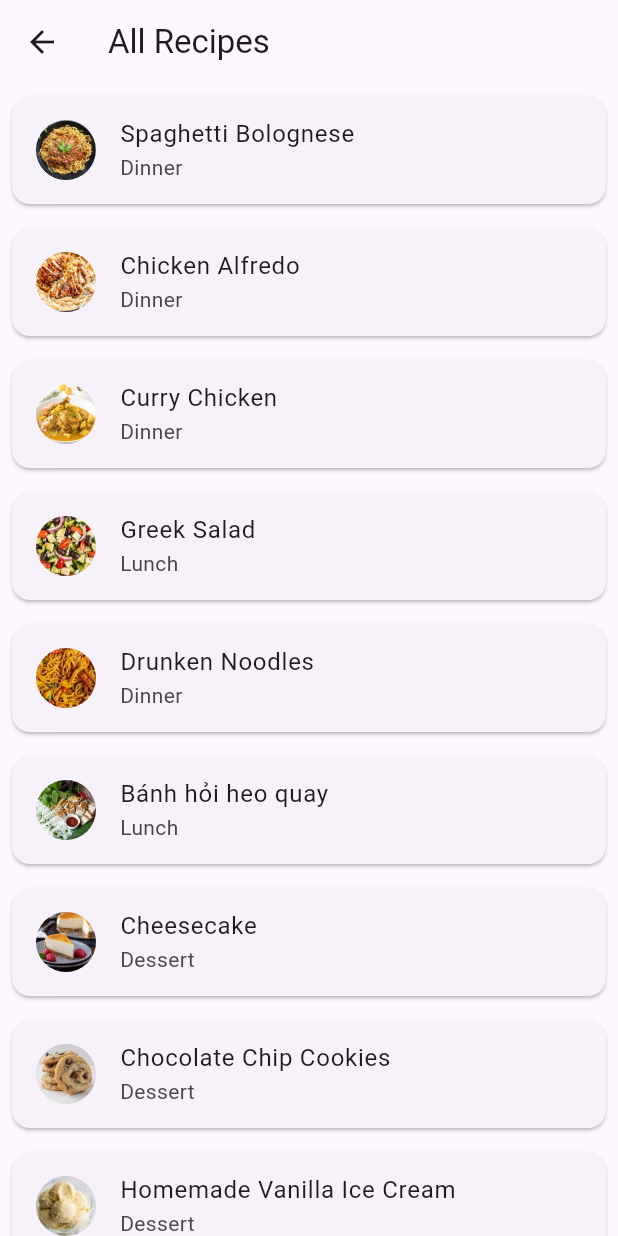
After one commit to NolanAHinshaw/MAD-P1, a Flutter app: the AllRecipesPage screen opened directly, on a phone screen of 412 x 824 dp. The commit adds this screen. Run offline on Flutter 3.47's test engine with Material 3 defaults, Android fonts, the phone set to English and light mode, and no system bars; our stand-ins replace shared_preferences, table_calendar; accounts and stored records are empty.

Commit message:
adding all recipes page & navigation

```diff
--- a/lib/main.dart
+++ b/lib/main.dart
@@ -1,6 +1,6 @@
 import 'package:flutter/material.dart';
 import 'package:mealplannerapp/pages/landing_page.dart';
-import 'package:mealplannerapp/pages/mealplanner.dart';
+import 'package:mealplannerapp/pages/meal_planner.dart';
 import 'package:mealplannerapp/pages/signup.dart';
 import 'package:mealplannerapp/pages/login.dart';
 import 'package:mealplannerapp/pages/homepage.dart';
@@ -29,7 +29,7 @@ class MyApp extends StatelessWidget {
                       firstName: '',
                     );
                   case '/homepage':
-                    return const HomePage(
+                    return HomePage(
                       firstName: '',
                     );
                   case '/meal-planner':
--- a/lib/models/recipes.dart
+++ b/lib/models/recipes.dart
@@ -5,6 +5,7 @@ class Recipe {
   final String title;
   final String description;
   final String image;
+  final String category;
   final List<String> ingredients;
   final MealTime mealTime;
 
@@ -13,11 +14,12 @@ class Recipe {
     required this.title,
     required this.description,
     required this.image,
+    required this.category,
     required this.ingredients,
     required this.mealTime,
   });
+}
 
-}
 List<Recipe> recipes = [
   Recipe(
       id: 1,
@@ -25,6 +27,7 @@ List<Recipe> recipes = [
       description:
           'Spaghetti bolognese consists of spaghetti (long strings of pasta) with an Italian ragù (meat sauce) made with minced beef, bacon and tomatoes, served with Parmesan cheese. Spaghetti bolognese is one of the most popular pasta dishes eaten outside of Italy.',
       image: 'spaghetti.jpg',
+      category: 'Dinner',
       ingredients: [
         '300g spaghetti',
         '1 tablespoon olive oil',
@@ -37,13 +40,15 @@ List<Recipe> recipes = [
         '1 teaspoon dried basil',
         'Salt and pepper to taste',
         'Grated Parmesan cheese for serving'
-      ], mealTime: MealTime.dinner),
+      ],
+      mealTime: MealTime.dinner),
   Recipe(
       id: 2,
       title: 'Chicken Alfredo',
       description:
           'Chicken Alfredo is a classic Italian-American dish that combines tender pieces of chicken with a rich and creamy Alfredo sauce, all served over a bed of pasta.',
       image: 'chicken_alfredo.jpg',
+      category: 'Dinner',
       ingredients: [
         '8 oz fettuccine pasta',
         '1 lb boneless skinless chicken breasts',
@@ -53,13 +58,15 @@ List<Recipe> recipes = [
         '1 cup heavy cream',
         '1 cup grated Parmesan cheese',
         '1/4 cup chopped fresh parsley',
-      ], mealTime: MealTime.dinner),
+      ],
+      mealTime: MealTime.dinner),
   Recipe(
       id: 3,
       title: 'Curry Chicken',
       description:
           'Curry chicken, originating from the Indian subcontinent but now beloved worldwide, especially in Southeast Asia and the Caribbean, typically consists of chicken pieces cooked in a rich, spiced gravy made with a blend of various herbs and spices, offering a flavorful and aromatic experience.',
       image: 'curry_chicken.jpg',
+      category: 'Dinner',
       ingredients: [
         '2 lbs chicken pieces (bone-in for more flavor)',
         '2 tablespoons vegetable oil',
@@ -75,13 +82,15 @@ List<Recipe> recipes = [
         '1 teaspoon garam masala',
         'Salt to taste',
         'Fresh coriander leaves for garnish'
-      ], mealTime: MealTime.dinner),
+      ],
+      mealTime: MealTime.dinner),
   Recipe(
       id: 4,
       title: 'Greek Salad',
       description:
           'Greek salad, also known as Horiatiki salad, is a traditional Mediterranean dish bursting with freshness and flavor, typically consisting of crisp lettuce leaves, juicy tomatoes, cucumbers, red onions, and vibrant bell peppers, all diced or sliced into bite-sized pieces.',
       image: 'greek_salad.jpg',
+      category: 'Lunch',
       ingredients: [
         'Lettuce leaves',
         'Tomatoes',
@@ -95,13 +104,15 @@ List<Recipe> recipes = [
         'Dried oregano',
         'Salt',
         'Black pepper'
-      ], mealTime: MealTime.lunch),
+      ],
+      mealTime: MealTime.lunch),
   Recipe(
       id: 5,
       title: 'Drunken Noodles',
       description:
           'Drunken noodles, also known as Pad Kee Mao, is a popular Thai dish known for its bold flavors and spicy kick. Despite its name, the dish doesn\'t actually contain any alcohol rather the term drunken refers to the fact that it pairs well with alcoholic beverages.',
       image: 'drunken_noodles.jpg',
+      category: 'Dinner',
       ingredients: [
         'Wide rice noodles',
         'Chicken, beef, pork, shrimp, or tofu',
@@ -115,13 +126,15 @@ List<Recipe> recipes = [
         'Sugar',
         'Vegetable oil',
         'Lime wedges (for serving)'
-      ], mealTime: MealTime.dinner),
+      ],
+      mealTime: MealTime.dinner),
   Recipe(
       id: 6,
       title: 'Bánh hỏi heo quay',
       description:
           'Bánh hỏi heo quay is a Vietnamese dish featuring thin rice vermicelli noodles (bánh hỏi) served with slices of crispy roasted pork belly (heo quay). The noodles are delicate and absorbent, while the pork belly offers a satisfying crunch and rich flavor',
       image: 'bánh_hỏi_heo_quay.jpg',
+      category: 'Lunch',
       ingredients: [
         'Rice vermicelli noodles (bánh hỏi)',
         'Roasted pork belly (heo quay)',
@@ -134,7 +147,8 @@ List<Recipe> recipes = [
         'Lime',
         'Garlic',
         'Bird\'s eye chili'
-      ], mealTime: MealTime.lunch),
+      ],
+      mealTime: MealTime.lunch),
   Recipe(
       id: 7,
       title: 'Cheesecake',
@@ -143,7 +157,6 @@ List<Recipe> recipes = [
           'Cheesecake is a dessert made with a soft fresh cheese (typically cottage cheese, cream cheese, quark or ricotta), eggs, and sugar. It may have a crust or base made from crushed cookies (or digestive biscuits), graham crackers, pastry, or sometimes sponge cake.',
       image: 'dessert.jpg',
       ingredients: [
-
         '1½ cups graham cracker crumbs',
         '5 tablespoons unsalted butter, melted',
         '2 tablespoons sugar',
@@ -157,7 +170,8 @@ List<Recipe> recipes = [
         '¼ teaspoon salt',
         '6 large eggs',
         '½ cup sour cream',
-      ], mealTime: MealTime.lunch),
+      ],
+      mealTime: MealTime.lunch),
   Recipe(
       id: 8,
       title: 'Chocolate Chip Cookies',
@@ -166,7 +180,6 @@ List<Recipe> recipes = [
           'These classic chocolate chip cookies boast a perfect balance of crisp edges and chewy centers, with pockets of melted chocolate in every bite. Baked to golden perfection, they offer a nostalgic taste of home that\'s impossible to resist.',
       image: 'cookie.jpg',
       ingredients: [
-
         '1 cup (2 sticks) unsalted butter, softened',
         '1 cup granulated sugar',
         '1 cup packed light brown sugar',
@@ -180,7 +193,8 @@ List<Recipe> recipes = [
         '¼ teaspoon salt',
         '6 large eggs',
         '½ cup sour cream',
-      ], mealTime: MealTime.lunch),
+      ],
+      mealTime: MealTime.lunch),
   Recipe(
       id: 9,
       title: 'Homemade Vanilla Ice Cream',
@@ -189,13 +203,13 @@ List<Recipe> recipes = [
           'This creamy and indulgent vanilla ice cream is made from scratch with just a few simple ingredients.',
       image: 'ice_cream.jpg',
       ingredients: [
-
         '2 cups heavy cream',
         '1 cup whole milk',
         '3/4 cup granulated sugar',
         'Pinch of salt',
         '2 teaspoons pure vanilla extract',
-      ], mealTime: MealTime.dinner),
+      ],
+      mealTime: MealTime.dinner),
   Recipe(
       id: 10,
       title: 'Apple Pie',
@@ -204,7 +218,6 @@ List<Recipe> recipes = [
           'Savor the flavors of fall with this comforting apple pie featuring a flaky pastry crust and sweet apple filling.',
       image: 'pie.jpg',
       ingredients: [
-
         '1 double pie crust (store-bought or homemade)',
         '6 cups peeled and sliced apples',
         '3/4 cup granulated sugar',
@@ -212,7 +225,8 @@ List<Recipe> recipes = [
         '1 teaspoon ground cinnamon',
         '¼ teaspoon ground nutmeg',
         '2 tablespoons unsalted butter',
-      ], mealTime: MealTime.dinner),
+      ],
+      mealTime: MealTime.dinner),
   Recipe(
       id: 11,
       title: 'Tiramisu',
@@ -221,7 +235,6 @@ List<Recipe> recipes = [
           'Tiramisu is an Italian dessert made of ladyfinger pastries (savoiardi) dipped in coffee, layered with a whipped mixture of eggs, sugar and mascarpone and flavoured with cocoa. ',
       image: 'Tiramisu.jpg',
       ingredients: [
-
         '2 (3 ounce) packages ladyfinger cookies',
         '¼ cup strong brewed coffee, at room temperature',
         '1 pound mascarpone cheese, at room temperature',
@@ -232,7 +245,8 @@ List<Recipe> recipes = [
         '1 ¼ cups heavy cream',
         '½ teaspoon vanilla extract',
         '2 tablespoons rum (optional)',
-      ], mealTime: MealTime.dinner),
+      ],
+      mealTime: MealTime.dinner),
   Recipe(
       id: 12,
       title: 'Baklava',
@@ -241,7 +255,6 @@ List<Recipe> recipes = [
           'Baklava is a layered dessert made of filo pastry sheets, filled with chopped nuts, and sweetened with syrup or honey.',
       image: 'Baklava.jpg',
       ingredients: [
-
         '6 oz shelled pistachios, coarsely chopped',
         '6 oz walnuts, coarsely chopped',
         '6 oz hazelnuts, coarsely chopped ',
@@ -256,7 +269,8 @@ List<Recipe> recipes = [
         '1 tbsp orange extract (optional)',
         '5 whole cloves',
         '1 lemon, juice of',
-      ], mealTime: MealTime.dinner),
+      ],
+      mealTime: MealTime.dinner),
   Recipe(
       id: 13,
       title: 'Vanilla Milkshake',
@@ -265,13 +279,13 @@ List<Recipe> recipes = [
           'A vanilla milkshake is a lusciously creamy beverage made by blending vanilla ice cream, milk, and vanilla extract. It\'s a timeless treat that offers a perfect balance of sweetness and rich vanilla flavor, ideal for satisfying dessert cravings or cooling off on a hot day.',
       image: 'v_milkshake.jpg',
       ingredients: [
-
         '1 1/2 cup vanilla ice cream',
         '1/4 cup milk',
         'Whipped topping, for garnish',
         'Maraschino cherry, for garnish',
         'Sprinkles, for garnish',
-      ], mealTime: MealTime.breakfast),
+      ],
+      mealTime: MealTime.breakfast),
   Recipe(
       id: 14,
       title: 'Caribbean Dream Smoothie',
@@ -280,14 +294,14 @@ List<Recipe> recipes = [
           'The Caribbean Dream Smoothie is a tropical delight, blending bananas, mangoes, pineapples, and coconut milk into a creamy, refreshing concoction. With its vibrant flavors and velvety texture, it\'s the perfect sip to transport you to island paradise in just one taste.',
       image: 'c_smoothie.jpg',
       ingredients: [
-
         'Blend 1/2 cup pineapple chunks',
         '1/4 cup 2% Greek yogurt',
         '1/4 cup refrigerated unsweetened coconut milk',
         '1/4 cup orange juice',
         '1/4 large banana',
         'handful of ice cubes until smooth',
-      ], mealTime: MealTime.breakfast),
+      ],
+      mealTime: MealTime.breakfast),
   Recipe(
       id: 15,
       title: 'Strawberry Smoothie',
@@ -296,12 +310,12 @@ List<Recipe> recipes = [
           'strawberries with creamy yogurt for a refreshing treat. Perfect for a quick breakfast or a midday pick-me-up, this smoothie offers a burst of fruity flavor in every sip.',
       image: 's_smoothie.jpg',
       ingredients: [
-
         '1 cup low fat milk (or juice)',
         '1/2 cup strawberry Greek yogurt',
         '1 frozen banana cut in chunks',
         '1 1/2 cups fresh or frozen strawberries',
-      ], mealTime: MealTime.breakfast),
+      ],
+      mealTime: MealTime.breakfast),
   Recipe(
       id: 16,
       title: 'Chai Latte',
@@ -322,7 +336,8 @@ List<Recipe> recipes = [
         '4 cup whole milk',
         'Ground cinnamon, for garnish',
         'Ground cardamom, for garnish',
-      ], mealTime: MealTime.breakfast),
+      ],
+      mealTime: MealTime.breakfast),
   Recipe(
       id: 17,
       title: 'Caramel Latte',
@@ -338,7 +353,8 @@ List<Recipe> recipes = [
         '1 teaspoon caramel extract',
         'Reddi wip optional',
         'Caramel Ice Cream Toppings optional',
-      ], mealTime: MealTime.breakfast),
+      ],
+      mealTime: MealTime.breakfast),
   Recipe(
       id: 18,
       title: 'Cookie & Cream milkshake',
@@ -350,7 +366,8 @@ List<Recipe> recipes = [
         '4 to 6 cookies',
         '1/4 cup whole milk, more to taste',
         '1 1/2 to 2 cups ice cream (about 3 large scoops), softened',
-      ], mealTime: MealTime.dinner),
+      ],
+      mealTime: MealTime.dinner),
   Recipe(
       id: 19,
       title: 'Indian Butter Chicken Curry',
@@ -376,7 +393,8 @@ List<Recipe> recipes = [
         'Fresh Ginger',
         '800 g (28oz) canned tomatoes',
         '1 cup Heavy Cream',
-      ], mealTime: MealTime.dinner),
+      ],
+      mealTime: MealTime.dinner),
   Recipe(
     id: 20,
     title: 'Thai Green Chicken Curry',
@@ -397,7 +415,9 @@ List<Recipe> recipes = [
       'Juice of 1/2 lime ',
       '1/8 tsp salt',
       '1 - 3 tsp white sugar',
-      ]),
+    ],
+    mealTime: MealTime.dinner,
+  ),
   Recipe(
       id: 21,
       title: 'Japanese Chicken Katsu Curry',
@@ -428,7 +448,8 @@ List<Recipe> recipes = [
         '2 medium egg(s)',
         '50 g panko breadcrumbs',
         '4 tbsp grated parmesan cheese',
-      ], mealTime: MealTime.dinner),
+      ],
+      mealTime: MealTime.dinner),
   Recipe(
       id: 22,
       title: 'Sri Lankan Coconut Fish Curry',
@@ -456,7 +477,8 @@ List<Recipe> recipes = [
         '1 tsp tamarind concentrate more if you\'re using regular tamarind paste',
         '2 cups coconut milk preferably full fat coconut milk',
         'Salt to taste',
-      ], mealTime: MealTime.lunch),
+      ],
+      mealTime: MealTime.lunch),
   Recipe(
       id: 23,
       title: 'Thai Massaman Beef Curry',
@@ -476,7 +498,8 @@ List<Recipe> recipes = [
         '½ a large onion, cut into ½-inch strips',
         '¼ cup roasted peanuts',
         'Jasmine rice for serving',
-      ], mealTime: MealTime.dinner),
+      ],
+      mealTime: MealTime.dinner),
   Recipe(
     id: 24,
     title: 'Vegetarian Chickpea and Spinach Curry',
@@ -503,13 +526,15 @@ List<Recipe> recipes = [
       '1 tbsp lemon juice',
       'OPTIONAL: 1/4-1/2 cup full-fat coconut milk (50-100 ml)',
       '1 tbsp chopped fresh cilantro leaves (coriander leaves)'
-      ], mealTime: MealTime.dinner,
+    ],
+    mealTime: MealTime.dinner,
   ),
   Recipe(
     id: 7,
     title: 'Scrambled Eggs with Avocado Toast',
     description: 'Quick and healthy breakfast option!',
     image: 'scrambled-eggs-avocado-toast.jpg',
+    category: 'Breakfast',
     ingredients: [
       '2 eggs',
       '1 avocado',
@@ -524,6 +549,7 @@ List<Recipe> recipes = [
     title: 'Greek Yogurt Parfait',
     description: 'A light and refreshing breakfast parfait!',
     image: 'yogurt-parfait.jpg',
+    category: 'Dessert',
     ingredients: [
       '1 cup Greek yogurt',
       '1/2 cup granola',
--- /dev/null
+++ b/lib/pages/all_recipes.dart
@@ -0,0 +1,49 @@
+import 'package:flutter/material.dart';
+import 'package:mealplannerapp/models/recipes.dart';
+import 'package:mealplannerapp/pages/recipe_detail.dart';
+
+class AllRecipesPage extends StatelessWidget {
+  @override
+  Widget build(BuildContext context) {
+    return Scaffold(
+      appBar: AppBar(
+        title: Text('All Recipes'),
+      ),
+      body: ListView.builder(
+        itemCount: recipes.length,
+        itemBuilder: (context, index) {
+          return RecipeCard(recipe: recipes[index]);
+        },
+      ),
+    );
+  }
+}
+
+class RecipeCard extends StatelessWidget {
+  final Recipe recipe;
+
+  const RecipeCard({Key? key, required this.recipe}) : super(key: key);
+
+  @override
+  Widget build(BuildContext context) {
+    return Card(
+      margin: EdgeInsets.all(8.0),
+      child: ListTile(
+        leading: CircleAvatar(
+          backgroundImage: AssetImage('assets/images/${recipe.image}'),
+        ),
+        title: Text(recipe.title),
+        subtitle: Text(recipe.category),
+        onTap: () {
+          // Navigate to recipe detail page
+          Navigator.push(
+            context,
+            MaterialPageRoute(
+              builder: (context) => RecipeDetailPage(recipe: recipe),
+            ),
+          );
+        },
+      ),
+    );
+  }
+}
--- a/lib/pages/mealplanner.dart
+++ b/lib/pages/meal_planner.dart
@@ -46,7 +46,7 @@ class MealPlannerState extends State<MealPlannerPage> {
     final endOfCurrentWeek = startOfCurrentWeek.add(Duration(days: 6));
     return Scaffold(
       appBar: AppBar(
-        title: Text("insert title here"),
+        title: const Text("Personalized Meal Planner"),
       ),
       body: Column(
         crossAxisAlignment: CrossAxisAlignment.start,
```
Also changed, not shown: lib/components/NavigationButton.dart (added, +76 -0 lines), lib/pages/homepage.dart (+46 -2 lines), pubspec.lock. Lines whose indentation alone changed are shown as unchanged.
